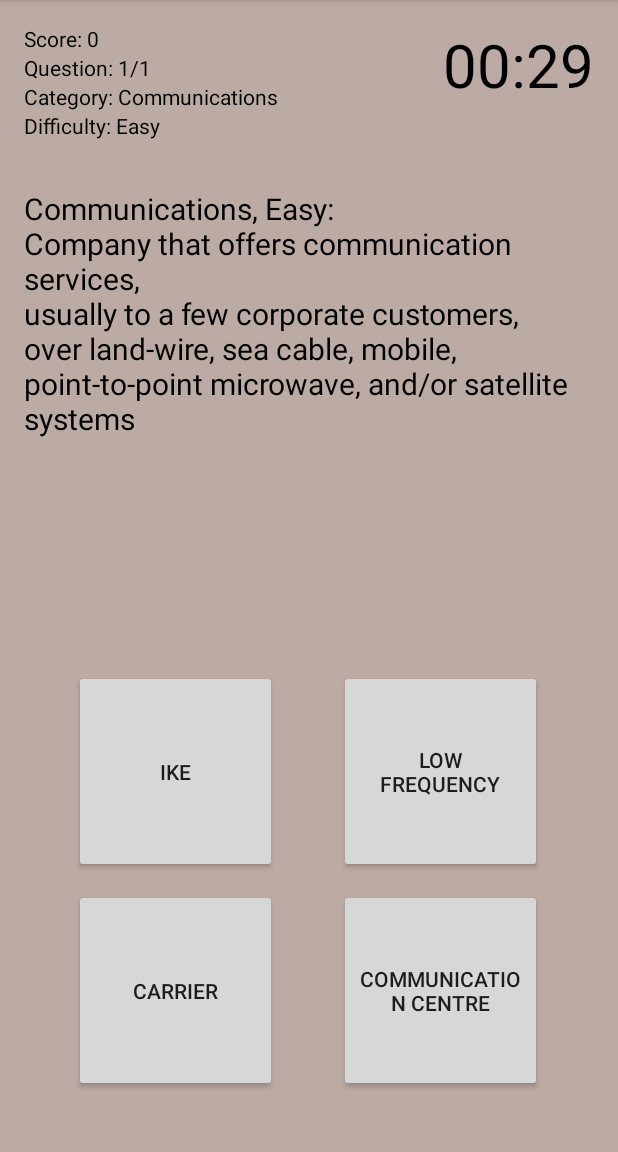
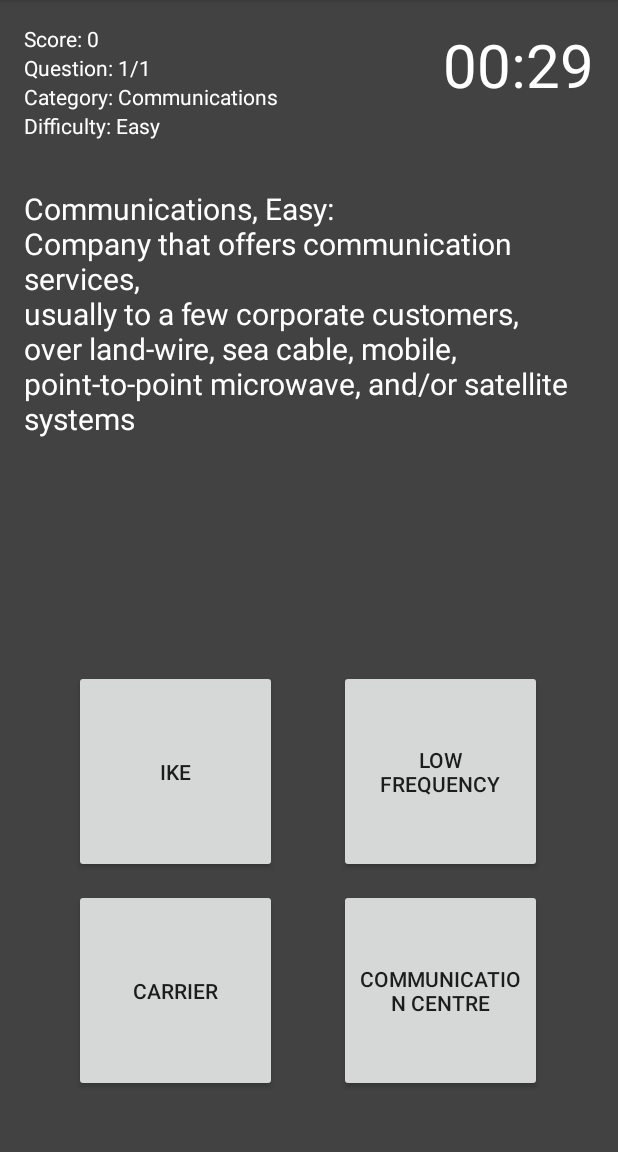
Before and after one commit to Team-CodeHouse/Electronics, an Android app: the MainActivity screen opened directly, with no data from a screen before it, after a tap on "TAKE A QUIZ", on a phone screen of 412 x 824 dp, the part 84-1236 px from its top. Run offline under Robolectric (Android 15) with nearby library versions, the phone set to English and light mode, and no system bars.

Commit message:
All BG changes to Black

```diff
--- a/app/src/main/res/layout/activity_main_quiz.xml
+++ b/app/src/main/res/layout/activity_main_quiz.xml
@@ -3,7 +3,7 @@
     xmlns:tools="http://schemas.android.com/tools"
     android:layout_width="match_parent"
     android:layout_height="match_parent"
-    android:background="@color/colorBackground"
+    android:background="@color/cardview_dark_background"
     android:padding="16dp"
     tools:context=".MainQuiz">
 
@@ -14,7 +14,7 @@
         android:layout_width="wrap_content"
         android:layout_height="wrap_content"
         android:text="Score: 0"
-        android:textColor="@android:color/black"
+        android:textColor="@android:color/background_light"
         android:freezesText="true"
 
         />
@@ -27,7 +27,7 @@
         android:layout_height="wrap_content"
         android:layout_below="@id/text_view_score"
         android:text="Question: 1/x"
-        android:textColor="@android:color/black"
+        android:textColor="@android:color/background_light"
         android:freezesText="true"
 
         />
@@ -38,7 +38,7 @@
         android:layout_height="wrap_content"
         android:layout_below="@+id/text_view_question_count"
         android:text="Category: "
-        android:textColor="@android:color/black"
+        android:textColor="@android:color/background_light"
         android:freezesText="true"
         />
 
@@ -49,7 +49,7 @@
         android:layout_height="wrap_content"
         android:layout_below="@+id/text_view_category"
         android:text="Difficulty: "
-        android:textColor="@android:color/black"
+        android:textColor="@android:color/background_light"
         android:freezesText="true"
         />
 
@@ -62,7 +62,7 @@
         android:layout_alignParentEnd="true"
         android:text="00:30"
         android:textSize="40sp"
-        android:textColor="@android:color/black"
+        android:textColor="@android:color/background_light"
         android:freezesText="true"
 
         />
@@ -77,7 +77,7 @@
         android:layout_marginBottom="16dp"
         android:freezesText="true"
         android:text="Here will be the questions Text\nHere will be the questions Text\nHere will be the questions Text"
-        android:textColor="@android:color/black"
+        android:textColor="@android:color/background_light"
         android:textSize="20sp" />
 
 
```
Also changed, not shown: app/src/main/res/layout/activity_main.xml (+8 -8 lines).
